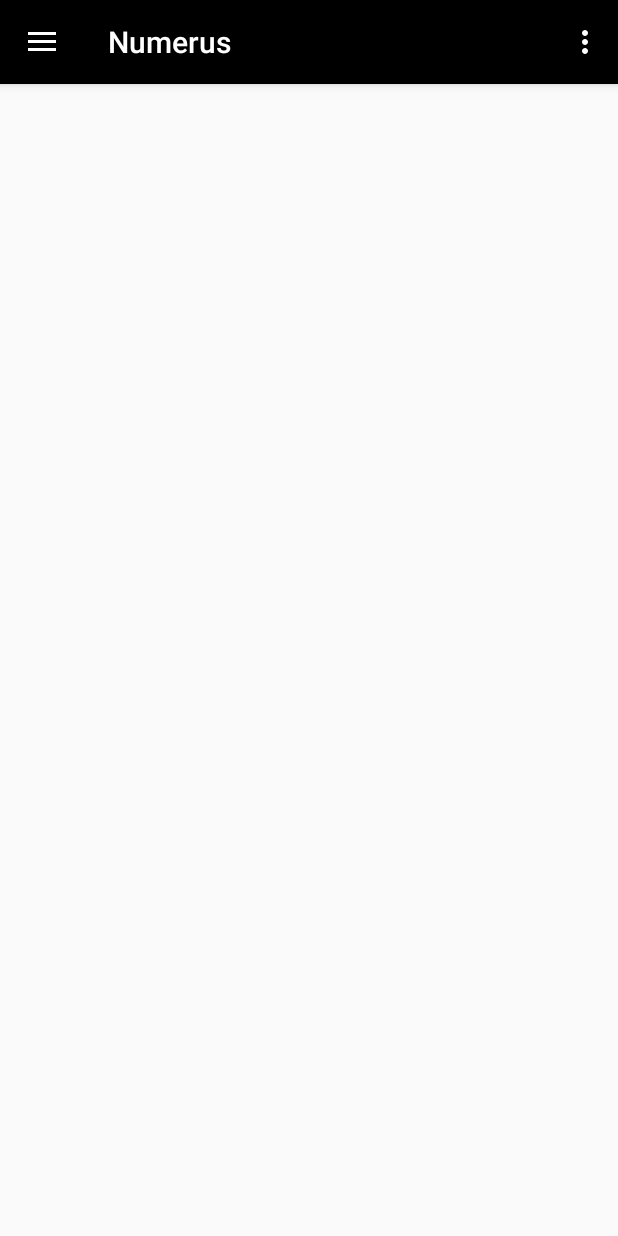
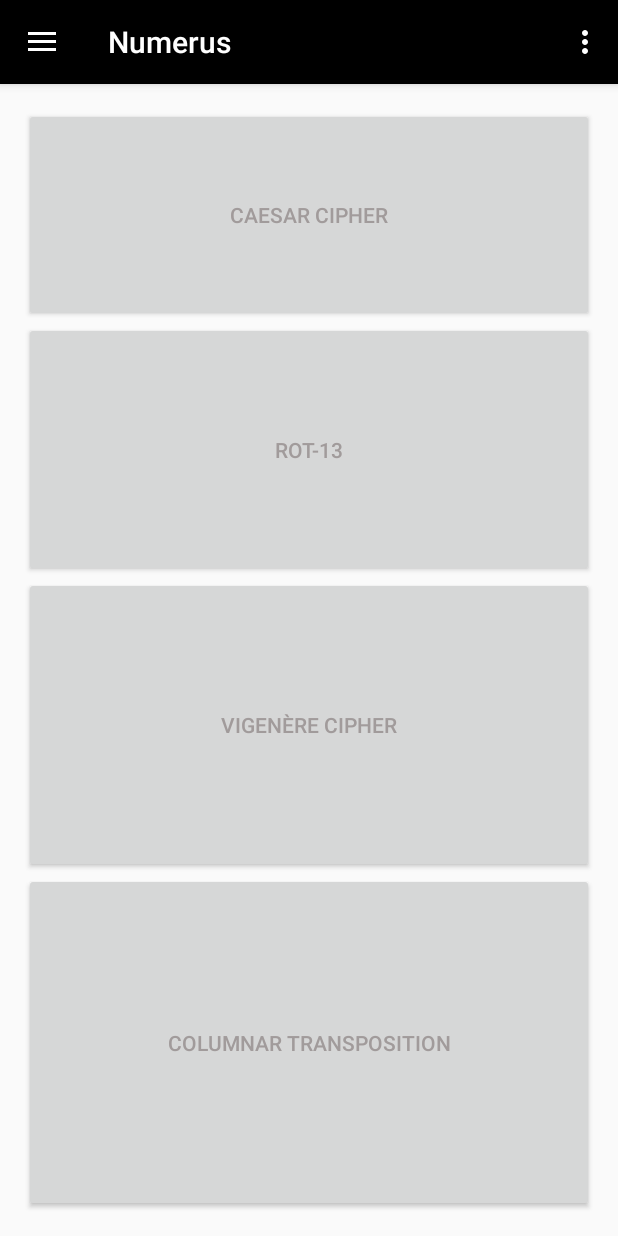
Before and after one commit to Google-Mac/Numerus, an Android app: the screen it shows after launch (NavigationActivity), in the side drawer, after a tap on "Ciphers", on a phone screen of 412 x 824 dp. Run offline under Robolectric (Android 15) with nearby library versions, the phone set to English and light mode, and no system bars.

Commit message:
Structure greatly increased, but still not finished.

```diff
--- a/app/build.gradle
+++ b/app/build.gradle
@@ -21,8 +21,9 @@ android {
 
 dependencies {
     compile fileTree(include: ['*.jar'], dir: 'libs')
-    testCompile 'junit:junit:4.12'
     compile 'com.android.support:appcompat-v7:23.4.0'
     compile 'com.android.support:design:23.4.0'
     compile 'com.android.support:support-v4:23.4.0'
+    compile 'com.android.support.constraint:constraint-layout:1.0.0-alpha1'
+    testCompile 'junit:junit:4.12'
 }
--- a/app/src/main/java/com/myprojects/numerus/spark_000/numerus/NavigationActivity.java
+++ b/app/src/main/java/com/myprojects/numerus/spark_000/numerus/NavigationActivity.java
@@ -33,7 +33,6 @@ public class NavigationActivity extends AppCompatActivity
 
     @Override
     protected void onCreate(Bundle savedInstanceState) {
-
         super.onCreate(savedInstanceState);
 
         prefs = new SharedPreferencesManager(this); //get SharedPreferencesManager instance
--- a/app/src/main/java/menu/CiphersFragment.java
+++ b/app/src/main/java/menu/CiphersFragment.java
@@ -1,30 +1,100 @@
 package menu;
 
 
+import android.content.Intent;
 import android.os.Bundle;
 import android.support.v4.app.Fragment;
+import android.support.v7.widget.Toolbar;
 import android.view.LayoutInflater;
 import android.view.View;
 import android.view.ViewGroup;
+import android.widget.AdapterView;
+import android.widget.ArrayAdapter;
+import android.widget.Button;
+import android.widget.ListView;
+import android.widget.Toast;
 
+import com.myprojects.numerus.spark_000.numerus.CaesarCipherActivity;
+import com.myprojects.numerus.spark_000.numerus.ColumnTransActivity;
+import com.myprojects.numerus.spark_000.numerus.NavigationActivity;
 import com.myprojects.numerus.spark_000.numerus.R;
+import com.myprojects.numerus.spark_000.numerus.Rot13Activity;
+import com.myprojects.numerus.spark_000.numerus.SharedPreferencesManager;
+import com.myprojects.numerus.spark_000.numerus.Utils;
+import com.myprojects.numerus.spark_000.numerus.VigenereActivity;
+
+import javax.crypto.Cipher;
 
 /**
  * A simple {@link Fragment} subclass.
  */
-public class CiphersFragment extends Fragment {
+public class CiphersFragment extends Fragment implements View.OnClickListener {
 
+    private SharedPreferencesManager prefs;
+
+    public final static int AppTheme = 0;
+    public final static int THEME_2 = 1;
+    public final static int THEME_3 = 2;
 
     public CiphersFragment() {
         // Required empty public constructor
     }
 
+    Button caesarButton;
+    Button rot13Button;
+    Button vigenereButton;
+    Button columnTransButton;
 
     @Override
     public View onCreateView(LayoutInflater inflater, ViewGroup container,
                              Bundle savedInstanceState) {
         // Inflate the layout for this fragment
-        return inflater.inflate(R.layout.fragment_ciphers, container, false);
-    }
+        View rootView = inflater.inflate(R.layout.fragment_ciphers, container, false);
+
+        /** getActivity() could cause an issue.. May not be able to use themes like this */
+        prefs = new SharedPreferencesManager(getActivity()); //get SharedPreferencesManager instance
+        int t = prefs.retrieveInt("theme", 0); //get stored theme, zero is default
+        Utils.setTheme(t);  //Set the stored theme
+
+        Utils.onActivityCreateSetTheme(getActivity());
+
+        caesarButton = (Button) rootView.findViewById(R.id.caesar_button);
+        caesarButton.setOnClickListener(this);
+
+        rot13Button = (Button) rootView.findViewById(R.id.rot_13_button);
+        rot13Button.setOnClickListener(this);
+
+        vigenereButton = (Button) rootView.findViewById(R.id.vigenere_button);
+        vigenereButton.setOnClickListener(this);
+
+        columnTransButton = (Button) rootView.findViewById(R.id.column_trans_button);
+        columnTransButton.setOnClickListener(this);
+
+        return rootView;
+    } //end onCreateView
+
+
+    @Override
+    public void onClick(View v) {
+        //what to do when button is clicked
+        switch (v.getId()) {
+            case R.id.caesar_button:
+                Intent intentCaesar = new Intent(getActivity(), CaesarCipherActivity.class);
+                startActivity(intentCaesar);
+                break;
+            case R.id.rot_13_button:
+                Intent intentRot13 = new Intent(getActivity(), Rot13Activity.class);
+                startActivity(intentRot13);
+                break;
+            case R.id.vigenere_button:
+                Intent intentVigenere = new Intent(getActivity(), VigenereActivity.class);
+                startActivity(intentVigenere);
+                break;
+            case R.id.column_trans_button:
+                Intent intentColTrans = new Intent(getActivity(), ColumnTransActivity.class);
+                startActivity(intentColTrans);
+                break;
+        }
+    } //end onClick
 
 }
--- a/app/src/main/res/layout/fragment_ciphers.xml
+++ b/app/src/main/res/layout/fragment_ciphers.xml
@@ -1,9 +1,34 @@
-<FrameLayout xmlns:android="http://schemas.android.com/apk/res/android"
-             xmlns:tools="http://schemas.android.com/tools"
-             android:layout_width="match_parent"
-             android:layout_height="match_parent"
-             tools:context="menu.CiphersFragment">
+<LinearLayout xmlns:android="http://schemas.android.com/apk/res/android"
+              android:layout_width="fill_parent"
+              android:layout_height="fill_parent"
+              android:orientation="vertical">
 
+    <Button
+        android:id="@+id/caesar_button"
+        android:text="@string/caesar_cipher"
+        android:layout_width="match_parent"
+        android:layout_height="115dp"
+        android:layout_weight="1"/>
 
+    <Button
+        android:id="@+id/rot_13_button"
+        android:text="@string/rot_13"
+        android:layout_width="match_parent"
+        android:layout_height="115dp"
+        android:layout_weight="2"/>
 
-</FrameLayout>
+    <Button
+        android:id="@+id/vigenere_button"
+        android:text="@string/vigen_re_cipher"
+        android:layout_width="match_parent"
+        android:layout_height="115dp"
+        android:layout_weight="3"/>
+
+    <Button
+        android:id="@+id/column_trans_button"
+        android:text="@string/columnar_transposition"
+        android:layout_width="match_parent"
+        android:layout_height="115dp"
+        android:layout_weight="4"/>
+
+</LinearLayout>
--- a/app/src/main/res/values/strings.xml
+++ b/app/src/main/res/values/strings.xml
@@ -78,4 +78,11 @@
     <string name="pref_ringtone_silent">Silent</string>
 
     <string name="pref_title_vibrate">Vibrate</string>
+    <string name="title_activity_caesar_cipher">CaesarCipherActivity</string>
+    <string name="vigen_re_cipher">Vigenère Cipher</string>
+    <string name="columnar_transposition">Columnar Transposition</string>
+    <string name="rot_13">Rot-13</string>
+    <string name="title_activity_rot13">Rot13Activity</string>
+    <string name="title_activity_vigenere">VigenereActivity</string>
+    <string name="title_activity_column_trans">ColumnTransActivity</string>
 </resources>
```
Also changed, not shown: app/src/main/AndroidManifest.xml (+20 -0 lines), app/src/main/java/com/myprojects/numerus/spark_000/numerus/CaesarCipherActivity.java (added, +35 -0 lines), app/src/main/java/com/myprojects/numerus/spark_000/numerus/ColumnTransActivity.java (added, +35 -0 lines), app/src/main/java/com/myprojects/numerus/spark_000/numerus/Rot13Activity.java (added, +35 -0 lines), app/src/main/java/com/myprojects/numerus/spark_000/numerus/VigenereActivity.java (added, +35 -0 lines), app/src/main/res/layout/activity_caesar_cipher.xml (added, +35 -0 lines), app/src/main/res/layout/activity_column_trans.xml (added, +35 -0 lines), app/src/main/res/layout/activity_rot13.xml (added, +35 -0 lines), app/src/main/res/layout/activity_vigenere.xml (added, +35 -0 lines), app/src/main/res/layout/content_caesar_cipher.xml (added, +35 -0 lines), app/src/main/res/layout/content_column_trans.xml (added, +35 -0 lines), app/src/main/res/layout/content_rot13.xml (added, +35 -0 lines), app/src/main/res/layout/content_vigenere.xml (added, +35 -0 lines), app/src/main/res/values/styles.xml (+7 -2 lines).
